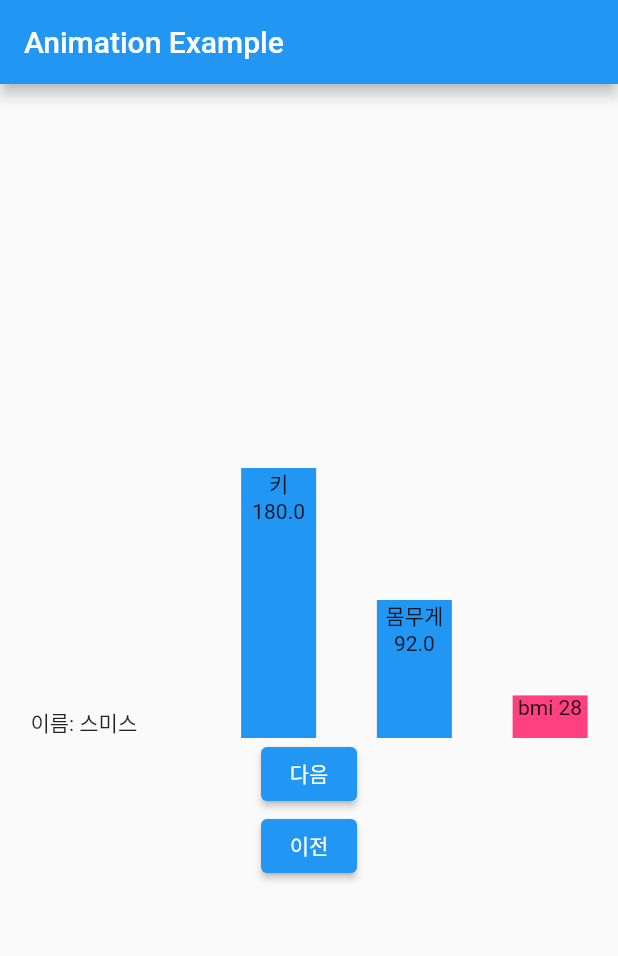
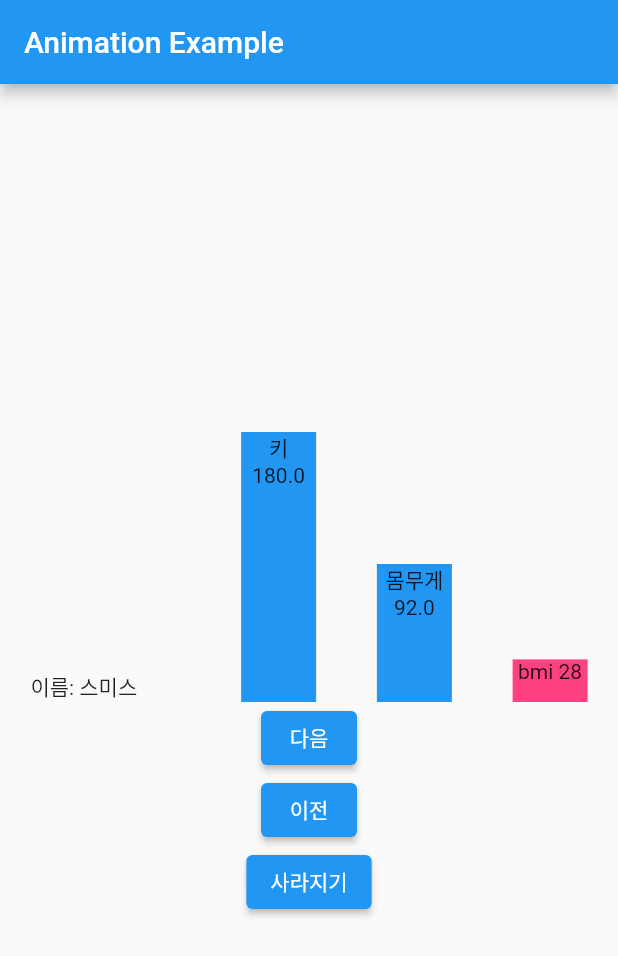
Before and after one commit to Ghayoung/Flutter_study, a Flutter app: the AnimationApp screen opened directly, on a phone screen of 412 x 824 dp. Shown: the top 956 px of the screen. Run offline on Flutter 3.47's test engine with Material 2 defaults, Android fonts, the phone set to English and light mode, and no system bars; our stand-ins replace dio, shared_preferences, sqflite; accounts and stored records are empty.

Commit message:
20230128 불투명도 애니메이션 구현

```diff
--- a/lib/main_animation_example.dart
+++ b/lib/main_animation_example.dart
@@ -26,6 +26,7 @@ class AnimationApp extends StatefulWidget {
 }
 
 class _AnimationApp extends State<AnimationApp> {
+  double _opacity = 1;
   List<People> peoples = new List.empty(growable: true);
   Color weightColor = Colors.blue;
   int current = 0;
@@ -52,7 +53,10 @@ class _AnimationApp extends State<AnimationApp> {
                 child: Column(
           mainAxisAlignment: MainAxisAlignment.center,
           children: <Widget>[
-            SizedBox(
+            AnimatedOpacity(
+              opacity: _opacity,
+              duration: Duration(seconds: 1),
+              child: SizedBox(
                 height: 200,
                 child: Row(
                   mainAxisAlignment: MainAxisAlignment.spaceAround,
@@ -96,6 +100,7 @@ class _AnimationApp extends State<AnimationApp> {
                   ],
                 ),
               ),
+            ),
             ElevatedButton( // 버튼을 누르면 current 값이 바뀌면서 그래프의 높이 변경
               onPressed: () {
                 setState(() {
@@ -116,7 +121,16 @@ class _AnimationApp extends State<AnimationApp> {
                     _changeWeightColor(peoples[current].weight);
                   });
                 },
-                child: Text('이전'))
+                child: Text('이전')
+            ),
+            ElevatedButton(
+              onPressed: () {
+                setState(() {
+                  _opacity == 1 ? _opacity = 0 : _opacity = 1;
+                });
+              },
+              child: Text('사라지기'),
+            )
           ],
         ))));
   }
```
Lines whose indentation alone changed are shown as unchanged.
